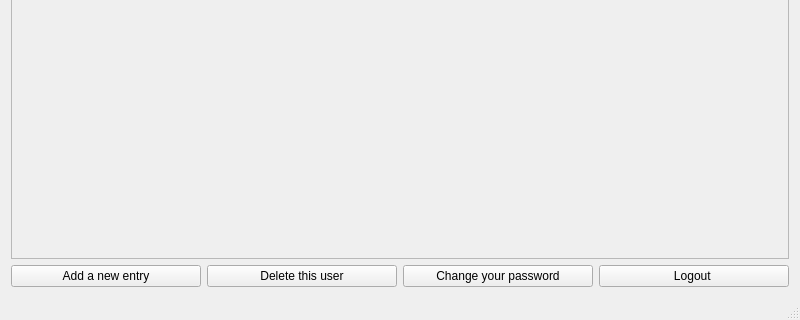
Above: view/principal.ui from ecsanchesjr/ProjetoSeguran-a before the change; both pictures show x 0 to 800 and y 280 to 600 of the 800 by 600 pixel window. Below: the same form after it.
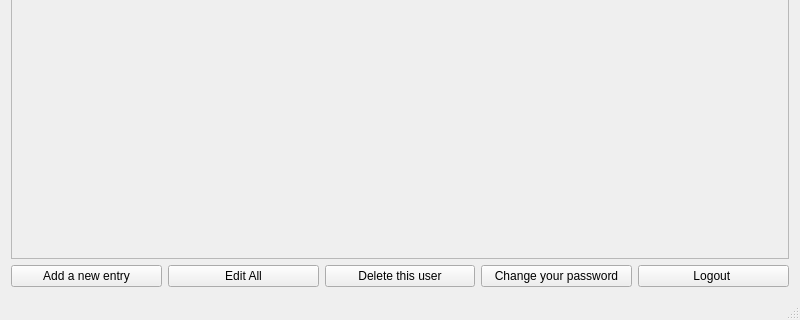
That is the form after the change.

What changed in the file:
```diff
--- a/view/principal.ui
+++ b/view/principal.ui
@@ -63,6 +63,13 @@
         </property>
        </widget>
       </item>
+      <item>
+       <widget class="QPushButton" name="pushButton_5">
+        <property name="text">
+         <string>Edit All</string>
+        </property>
+       </widget>
+      </item>
       <item>
        <widget class="QPushButton" name="pushButton_3">
         <property name="text">
```
